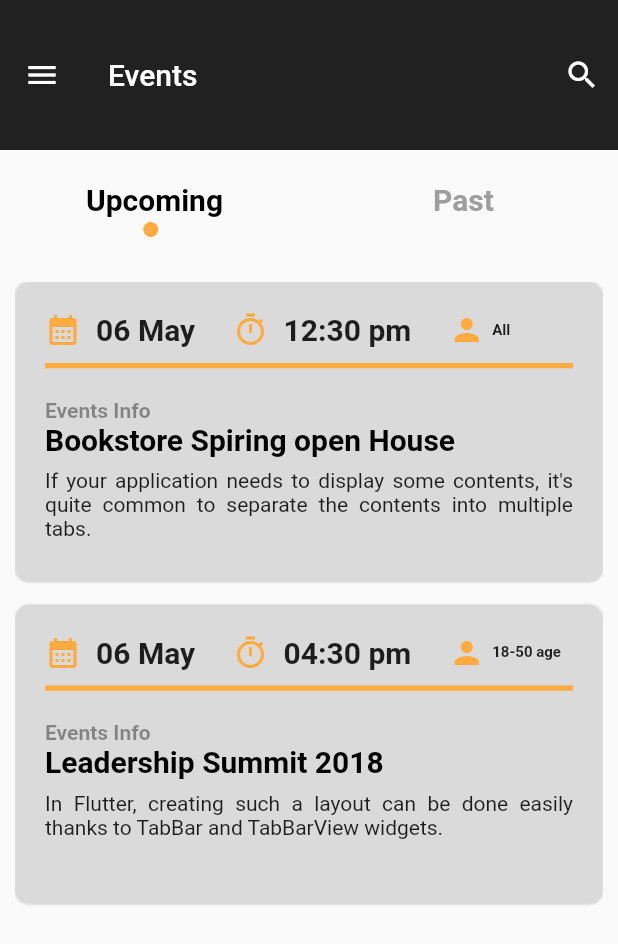
After one commit to MinjaBaraka/churchApp, a Flutter app: the EventsScreen screen opened directly, on a phone screen of 412 x 824 dp. The commit adds this screen. Shown: the top 944 px of the screen. Run offline on Flutter 3.47's test engine with Material 2 defaults, Android fonts, the phone set to English and light mode, and no system bars; our stand-ins replace gap.

Commit message:
Successfully Designing a container in The TabBar

```diff
--- a/church/lib/auth/login_auth.dart
+++ b/church/lib/auth/login_auth.dart
@@ -69,6 +69,7 @@ class _LoginAuthState extends State<LoginAuth> {
                   const Gap(25),
                   TextFormField(
                     keyboardType: TextInputType.emailAddress,
+                    cursorColor: Colors.orangeAccent,
                     decoration: const InputDecoration(
                       hintText: "Email Address",
                       border: OutlineInputBorder(
@@ -84,6 +85,7 @@ class _LoginAuthState extends State<LoginAuth> {
                     children: [
                       TextFormField(
                         keyboardType: TextInputType.emailAddress,
+                        cursorColor: Colors.orangeAccent,
                         obscureText: true,
                         decoration: const InputDecoration(
                           hintText: "Password",
--- a/church/lib/auth/register_auth.dart
+++ b/church/lib/auth/register_auth.dart
@@ -106,6 +106,7 @@ class _RegisterAuthState extends State<RegisterAuth> {
                       fillColor: Color.fromARGB(255, 212, 212, 212),
                       filled: true,
                       suffixIcon: Icon(Icons.visibility),
+                      suffixIconColor: Colors.orangeAccent,
                     ),
                   ),
                   const Gap(10),
--- /dev/null
+++ b/church/lib/pages/events_screen.dart
@@ -0,0 +1,129 @@
+// ignore_for_file: must_be_immutable
+
+import 'package:flutter/material.dart';
+import 'package:gap/gap.dart';
+
+import '../widget/divider_container.dart';
+import '../widget/upcoming_events.dart';
+
+class EventsScreen extends StatefulWidget {
+  const EventsScreen({Key? key}) : super(key: key);
+
+  @override
+  State<EventsScreen> createState() => _EventsScreenState();
+}
+
+class _EventsScreenState extends State<EventsScreen>
+    with TickerProviderStateMixin {
+  @override
+  Widget build(BuildContext context) {
+    TabController tabController = TabController(length: 2, vsync: this);
+    return SafeArea(
+      child: Scaffold(
+        appBar: AppBar(
+          backgroundColor: Colors.black87,
+          leading: IconButton(
+            onPressed: () {},
+            icon: const Icon(
+              Icons.menu,
+            ),
+          ),
+          toolbarHeight: 100,
+          elevation: 0.0,
+          title: const Text("Events"),
+          actions: [
+            IconButton(
+              onPressed: () {},
+              icon: const Icon(Icons.search),
+            ),
+          ],
+        ),
+        body: Column(
+          children: [
+            const Gap(10),
+            TabBar(
+              indicatorSize: TabBarIndicatorSize.label,
+              indicatorColor: Colors.orangeAccent,
+              labelColor: Colors.black,
+              unselectedLabelColor: Colors.grey,
+              labelStyle:
+                  const TextStyle(fontSize: 20, fontWeight: FontWeight.bold),
+              controller: tabController,
+              indicator:
+                  CircleTabIndicator(color: Colors.orangeAccent, radius: 5),
+              tabs: const [
+                Tab(
+                  text: "Upcoming",
+                ),
+                Tab(
+                  text: "Past",
+                ),
+              ],
+            ),
+            const Gap(10),
+            Expanded(
+              child: Padding(
+                padding:
+                    const EdgeInsets.symmetric(horizontal: 10, vertical: 20),
+                child: TabBarView(
+                  controller: tabController,
+                  children: const [
+                    Column(
+                      children: [
+                        UpcomingEvents(
+                          dateEvents: "06 May",
+                          timeEvents: "12:30 pm",
+                          agedEvents: "All",
+                          lgHeaderInfoEvents: "Bookstore Spiring open House",
+                          paragraphInfoEvents:
+                              "If your application needs to display some contents, it's quite common to separate the contents into multiple tabs.",
+                        ),
+                        Gap(15),
+                        UpcomingEvents(
+                          dateEvents: "06 May",
+                          timeEvents: "04:30 pm",
+                          agedEvents: "18-50 age",
+                          lgHeaderInfoEvents: "Leadership Summit 2018",
+                          paragraphInfoEvents:
+                              "In Flutter, creating such a layout can be done easily thanks to TabBar and TabBarView widgets.",
+                        ),
+                      ],
+                    ),
+                    Text("Baraka"),
+                  ],
+                ),
+              ),
+            ),
+          ],
+        ),
+      ),
+    );
+  }
+}
+
+class CircleTabIndicator extends Decoration {
+  final Color color;
+  double radius;
+  CircleTabIndicator({required this.color, required this.radius});
+  @override
+  BoxPainter createBoxPainter([VoidCallback? onChanged]) {
+    return _CirclePainter(color: color, radius: radius);
+  }
+}
+
+class _CirclePainter extends BoxPainter {
+  final Color color;
+  double radius;
+  _CirclePainter({required this.color, required this.radius});
+  @override
+  void paint(Canvas canvas, Offset offset, ImageConfiguration configuration) {
+    Paint paint = Paint();
+    paint.color = color;
+    paint.isAntiAlias = true;
+
+    final Offset circleOffset = Offset(
+        configuration.size!.width / 2 - radius / 2,
+        configuration.size!.height - radius);
+    canvas.drawCircle(offset + circleOffset, radius, paint);
+  }
+}
--- a/church/lib/pages/welcome_page.dart
+++ b/church/lib/pages/welcome_page.dart
@@ -1,3 +1,4 @@
+import 'package:church/pages/events_screen.dart';
 import 'package:church/pages/personal_account.dart';
 import 'package:flutter/material.dart';
 import 'package:gap/gap.dart';
@@ -77,25 +78,35 @@ class _WelcomePageState extends State<WelcomePage> {
                 ],
               ),
               const Gap(40),
-              const Column(
+              Column(
                 children: [
                   Row(
                     children: [
-                      GridListView(
-                        icon: Icons.event,
-                        lgName: "Event\n",
-                        smName: "List of Event",
+                      InkWell(
+                        onTap: () {
+                          Navigator.push(
+                            context,
+                            MaterialPageRoute(
+                              builder: (context) => const EventsScreen(),
+                            ),
+                          );
+                        },
+                        child: const GridListView(
+                          icon: Icons.event,
+                          lgName: "Event\n",
+                          smName: "List of Event",
+                        ),
                       ),
-                      Gap(20),
-                      GridListView(
+                      const Gap(20),
+                      const GridListView(
                         icon: Icons.list,
                         lgName: "Blogs\n",
                         smName: "List of Blogs",
                       ),
                     ],
                   ),
-                  Gap(20),
-                  Row(
+                  const Gap(20),
+                  const Row(
                     children: [
                       GridListView(
                         icon: Icons.personal_injury,
@@ -110,8 +121,8 @@ class _WelcomePageState extends State<WelcomePage> {
                       ),
                     ],
                   ),
-                  Gap(20),
-                  Row(
+                  const Gap(20),
+                  const Row(
                     children: [
                       GridListView(
                         icon: Icons.browse_gallery,
@@ -126,8 +137,8 @@ class _WelcomePageState extends State<WelcomePage> {
                       ),
                     ],
                   ),
-                  Gap(20),
-                  Row(
+                  const Gap(20),
+                  const Row(
                     children: [
                       GridListView(
                         icon: Icons.event,
--- /dev/null
+++ b/church/lib/widget/divider_container.dart
@@ -0,0 +1,25 @@
+import 'package:flutter/material.dart';
+
+class DividerContainer extends StatelessWidget {
+  final double height;
+  final Color? color;
+  final Widget? child;
+  const DividerContainer({
+    super.key,
+    required this.height,
+    this.color,
+    this.child,
+  });
+
+  @override
+  Widget build(BuildContext context) {
+    return Container(
+      height: height,
+      width: double.infinity,
+      decoration: BoxDecoration(
+        color: color,
+      ),
+      child: child,
+    );
+  }
+}
--- /dev/null
+++ b/church/lib/widget/upcoming_events.dart
@@ -0,0 +1,128 @@
+import 'package:flutter/material.dart';
+import 'package:gap/gap.dart';
+
+import 'divider_container.dart';
+
+class UpcomingEvents extends StatelessWidget {
+  final String dateEvents;
+  final String timeEvents;
+  final String agedEvents;
+  final String lgHeaderInfoEvents;
+  final String paragraphInfoEvents;
+  const UpcomingEvents({
+    super.key,
+    required this.dateEvents,
+    required this.timeEvents,
+    required this.agedEvents,
+    required this.lgHeaderInfoEvents,
+    required this.paragraphInfoEvents,
+  });
+
+  @override
+  Widget build(BuildContext context) {
+    return Container(
+      height: 200,
+      decoration: BoxDecoration(
+        color: Colors.grey.withOpacity(0.1),
+        borderRadius: BorderRadius.circular(10),
+        boxShadow: [
+          BoxShadow(
+            color: Colors.black.withOpacity(0.1),
+            blurRadius: 0.2,
+            spreadRadius: 0.2,
+          ),
+        ],
+      ),
+      child: Padding(
+        padding: const EdgeInsets.symmetric(horizontal: 20, vertical: 20),
+        child: Column(
+          children: [
+            Column(
+              children: [
+                Row(
+                  children: [
+                    const Icon(
+                      Icons.calendar_month,
+                      color: Colors.orangeAccent,
+                    ),
+                    const Gap(10),
+                    Text(
+                      dateEvents,
+                      style: const TextStyle(
+                        fontSize: 20,
+                        fontWeight: FontWeight.bold,
+                      ),
+                    ),
+                    const Gap(25),
+                    const Icon(
+                      Icons.timer_outlined,
+                      color: Colors.orangeAccent,
+                    ),
+                    const Gap(10),
+                    Text(
+                      timeEvents,
+                      style: const TextStyle(
+                        fontSize: 20,
+                        fontWeight: FontWeight.bold,
+                      ),
+                    ),
+                    const Gap(25),
+                    const Icon(
+                      Icons.person,
+                      color: Colors.orangeAccent,
+                    ),
+                    const Gap(5),
+                    Text(
+                      agedEvents,
+                      style: const TextStyle(
+                        fontSize: 10,
+                        fontWeight: FontWeight.bold,
+                      ),
+                    ),
+                  ],
+                ),
+                const Gap(10),
+                const DividerContainer(
+                  color: Colors.orangeAccent,
+                  height: 3.5,
+                ),
+                const Gap(20),
+                Row(
+                  children: [
+                    RichText(
+                      text: TextSpan(
+                        children: [
+                          TextSpan(
+                            text: "Events Info\n",
+                            style: TextStyle(
+                              color: Colors.black.withOpacity(0.4),
+                              fontWeight: FontWeight.bold,
+// fontSize: 20,
+                            ),
+                          ),
+                          TextSpan(
+                            text: lgHeaderInfoEvents,
+                            style: const TextStyle(
+                              color: Colors.black,
+                              fontWeight: FontWeight.bold,
+                              fontSize: 20,
+                            ),
+                          ),
+                        ],
+                      ),
+                    ),
+                  ],
+                ),
+                const Gap(8),
+                Text(
+                  paragraphInfoEvents,
+                  textAlign: TextAlign.justify,
+                )
+              ],
+            ),
+          ],
+        ),
+      ),
+    );
+  }
+}
```
